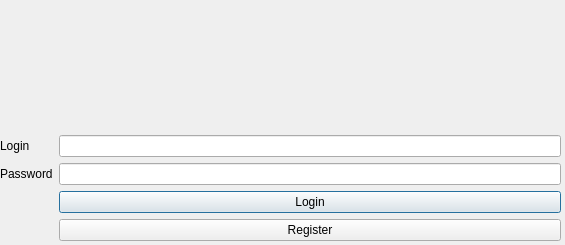
Qt form client/auth_window.ui (Olovat/ChatApp) before a commit.
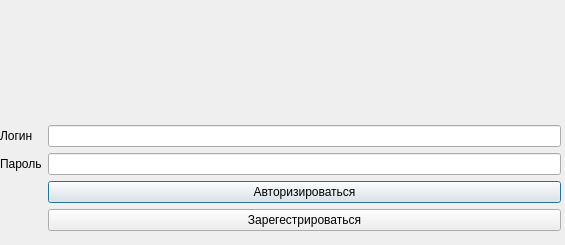
The same form after that commit.

```diff
--- a/client/auth_window.ui
+++ b/client/auth_window.ui
@@ -19,14 +19,14 @@
      <x>0</x>
      <y>0</y>
      <width>561</width>
-     <height>241</height>
+     <height>231</height>
     </rect>
    </property>
    <layout class="QGridLayout" name="gridLayout">
     <item row="1" column="0">
      <widget class="QLabel" name="label_2">
       <property name="text">
-       <string>Login</string>
+       <string>Логин</string>
       </property>
      </widget>
     </item>
@@ -36,14 +36,14 @@
     <item row="2" column="0">
      <widget class="QLabel" name="label">
       <property name="text">
-       <string>Password</string>
+       <string>Пароль</string>
       </property>
      </widget>
     </item>
     <item row="5" column="1">
      <widget class="QPushButton" name="Login_button">
       <property name="text">
-       <string>Login</string>
+       <string>Авторизироваться</string>
       </property>
      </widget>
     </item>
@@ -56,7 +56,7 @@
     <item row="6" column="1">
      <widget class="QPushButton" name="Register_button">
       <property name="text">
-       <string>Register</string>
+       <string>Зарегестрироваться</string>
       </property>
      </widget>
     </item>
```
